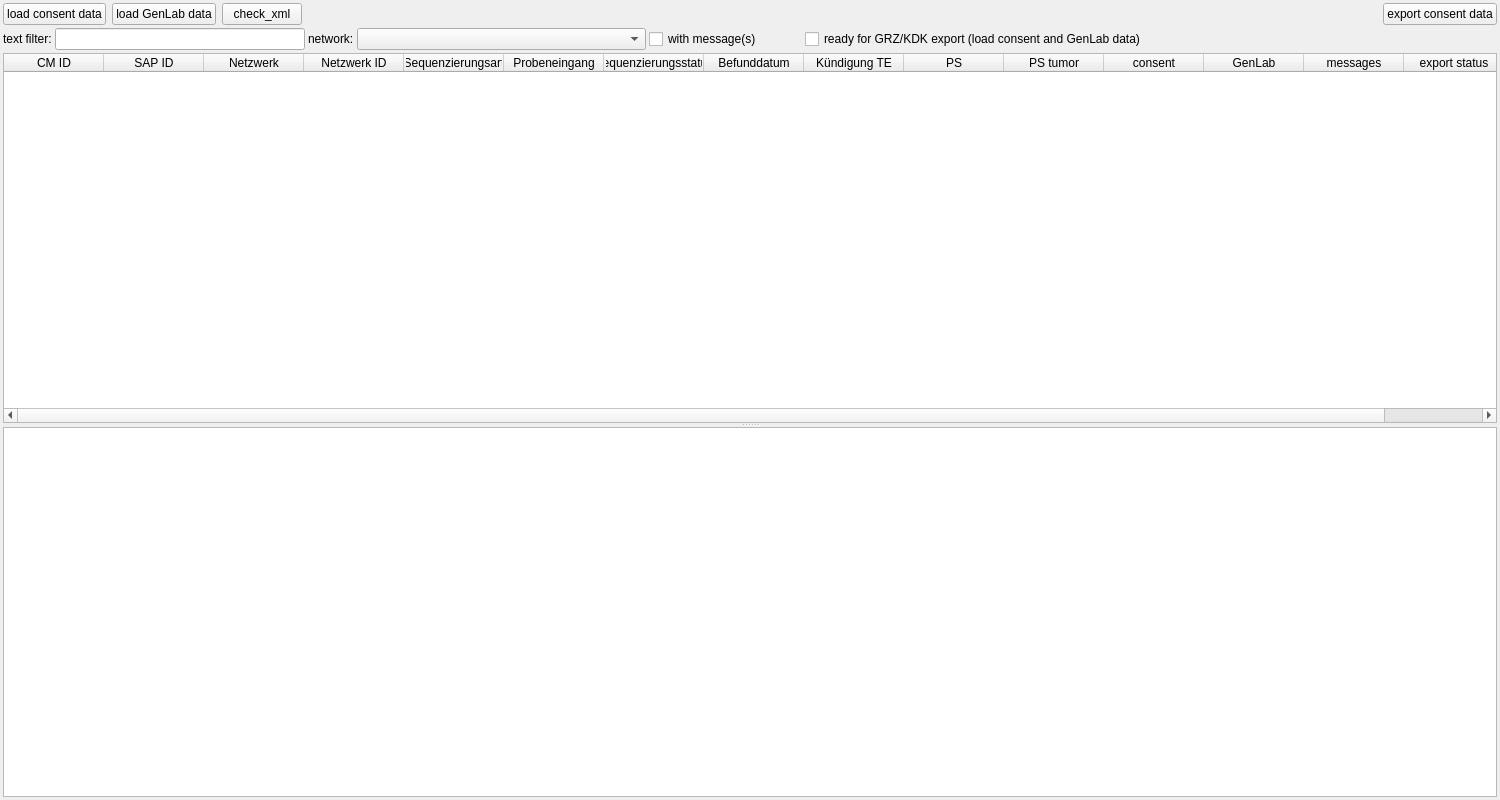
Above: src/MVHub/MVHub.ui from imgag/ngs-bits before the change. Below: the same form after it.
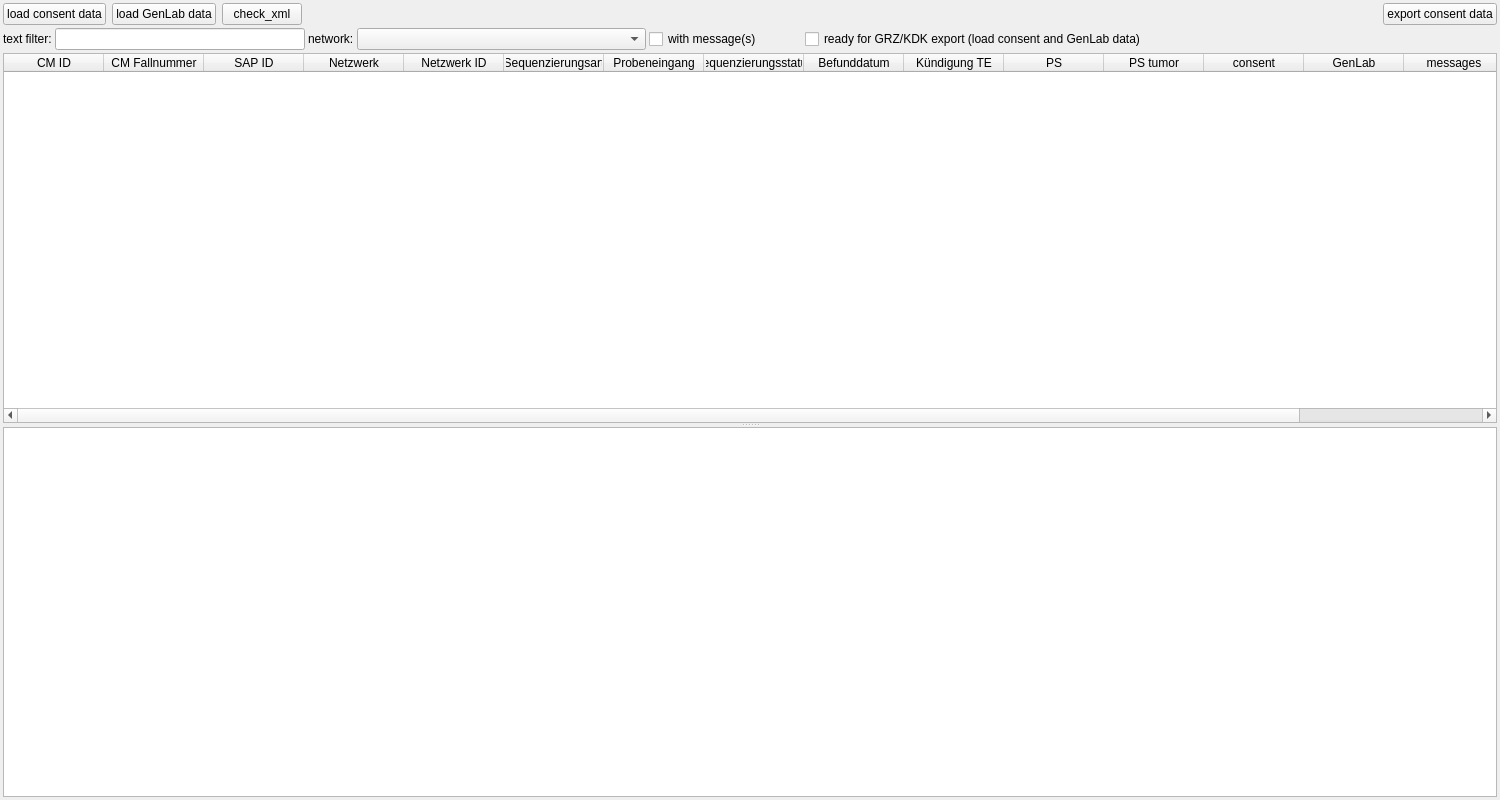
That is the form after the change. Icons and pictures are not drawn.

Commit message: MVHub: using Fallnummer to generate TANs

What changed in the file:
```diff
--- a/src/MVHub/MVHub.ui
+++ b/src/MVHub/MVHub.ui
@@ -235,6 +235,11 @@
          <string>CM ID</string>
         </property>
        </column>
+       <column>
+        <property name="text">
+         <string>CM Fallnummer</string>
+        </property>
+       </column>
        <column>
         <property name="text">
          <string>SAP ID</string>
```
The commit also changes 2 other files.
